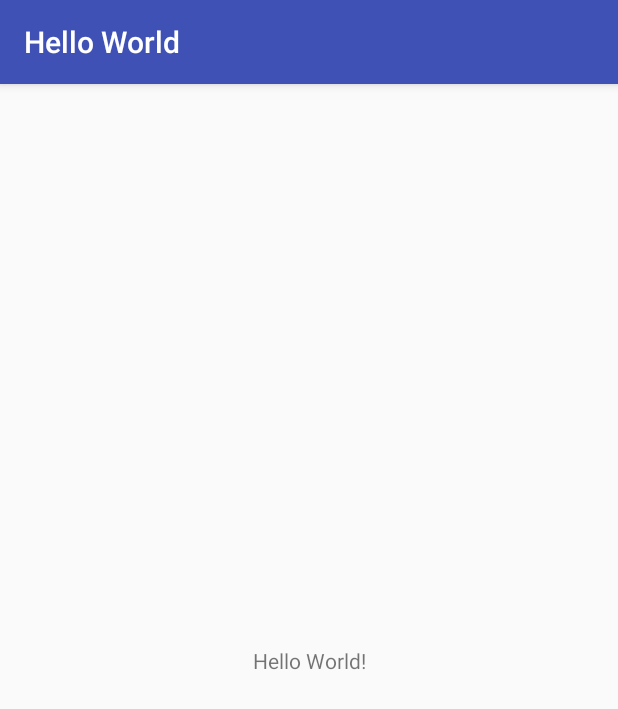
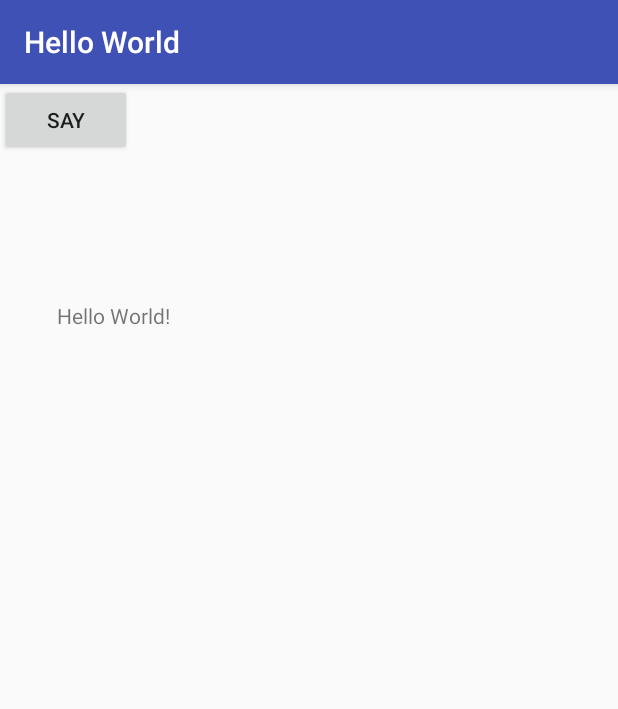
Before and after one commit to adelamodwala/hello-world-djinni, an Android app: the screen it shows after launch (MainActivity), on a phone screen of 412 x 824 dp. Shown: the top 709 px of the screen. Run offline under Robolectric (Android 15) with nearby library versions, the light colour scheme and no system bars; 2 statements that could not run were skipped.

Commit message:
Android: Add button to append timestamped hello messages

```diff
--- a/android_project/HelloWorld/app/src/main/java/com/mycompany/helloworld/MainActivity.java
+++ b/android_project/HelloWorld/app/src/main/java/com/mycompany/helloworld/MainActivity.java
@@ -2,6 +2,8 @@ package com.mycompany.helloworld;
 
 import android.support.v7.app.AppCompatActivity;
 import android.os.Bundle;
+import android.view.View;
+import android.widget.Button;
 import android.widget.TextView;
 
 public class MainActivity extends AppCompatActivity {
@@ -16,11 +18,23 @@ public class MainActivity extends AppCompatActivity {
     @Override
     protected void onCreate(Bundle savedInstanceState) {
         super.onCreate(savedInstanceState);
+
+        // Init services
+        helloWorldService = HelloWorld.create();
+
+        // Set up view
         setContentView(R.layout.activity_main);
 
         // Example of a call to a native method
-        TextView tv = (TextView) findViewById(R.id.sample_text);
-        helloWorldService = HelloWorld.create();
-        tv.setText(helloWorldService.getHelloWorld());
+        Button button = (Button) findViewById(R.id.sample_button);
+        button.setOnClickListener( new View.OnClickListener() {
+
+            @Override
+            public void onClick(View v) {
+                TextView tv = (TextView) findViewById(R.id.sample_text);
+                tv.setText(helloWorldService.getHelloWorld() + "\n" + tv.getText());
+            }
+        });
+
     }
 }
--- a/android_project/HelloWorld/app/src/main/res/layout/activity_main.xml
+++ b/android_project/HelloWorld/app/src/main/res/layout/activity_main.xml
@@ -7,14 +7,23 @@
     android:layout_height="match_parent"
     tools:context="com.mycompany.helloworld.MainActivity">
 
+    <Button
+        android:id="@+id/sample_button"
+        android:layout_width="wrap_content"
+        android:layout_height="wrap_content"
+        android:text="Say"
+        tools:layout_editor_absoluteX="148dp"
+        tools:layout_editor_absoluteY="16dp" />
+
     <TextView
         android:id="@+id/sample_text"
-        android:layout_width="wrap_content"
-        android:layout_height="wrap_content"
+        android:layout_width="336dp"
+        android:layout_height="500px"
         android:text="Hello World!"
         app:layout_constraintBottom_toBottomOf="parent"
         app:layout_constraintLeft_toLeftOf="parent"
         app:layout_constraintRight_toRightOf="parent"
-        app:layout_constraintTop_toTopOf="parent" />
+        app:layout_constraintTop_toTopOf="parent"
+        app:layout_constraintVertical_bias="0.333" />
 
 </android.support.constraint.ConstraintLayout>
```
Also changed, not shown: 4 other files.
